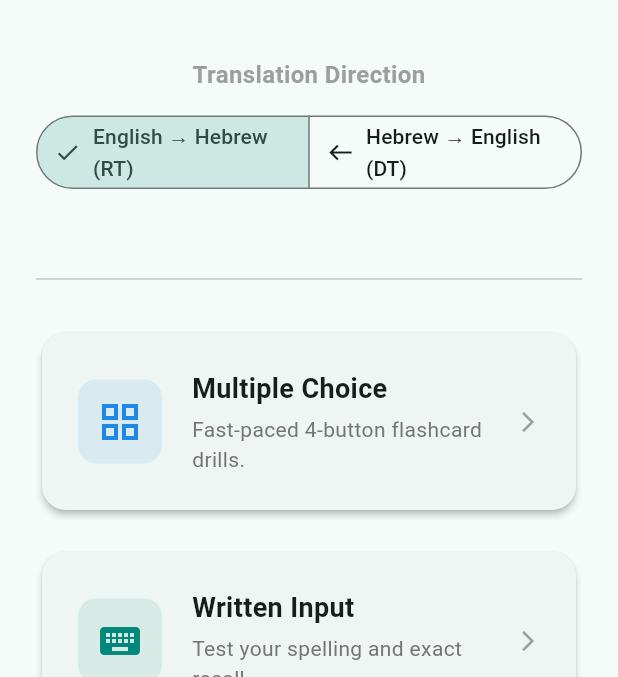
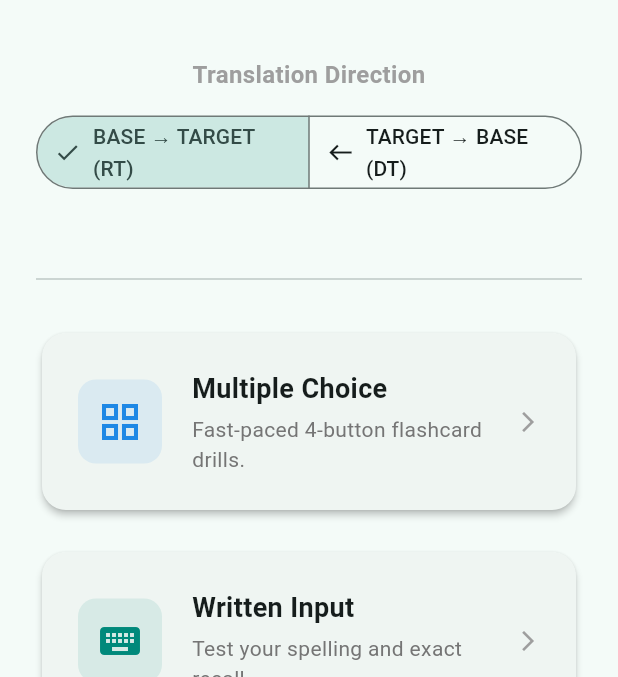
Before and after one commit to proscrite/ManHatTan, a Flutter app: the ModeSelectionScreen screen opened directly, on a phone screen of 412 x 824 dp, the part 63-740 px from its top. Run offline on Flutter 3.47's test engine with Material 3 defaults, Android fonts, the phone set to English and light mode, and no system bars; our stand-ins replace file_picker, flutter_secure_storage; accounts and stored records are empty; network calls fail.

Commit message:
Refactor to use ApiClient for active course management across multiple screens and services, wire activeCourse in MultAns and WrittenInput exercises

```diff
--- a/mht/frontend/lib/screens/mode_selection_screen.dart
+++ b/mht/frontend/lib/screens/mode_selection_screen.dart
@@ -5,7 +5,7 @@ import 'written_input_screen.dart';
 import 'document_upload_screen.dart';
 import 'settings_screen.dart';
 import '../services/ingestion_service.dart';
-
+import '../services/api_client.dart';
 import '../widgets/exercise_card.dart';
 
 class ModeSelectionScreen extends StatefulWidget {
@@ -29,7 +29,7 @@ class _ModeSelectionScreenState extends State<ModeSelectionScreen> {
   Future<void> _initializeGlobalState() async {
     try {
       // If we haven't loaded courses yet, fetch them
-      if (IngestionService.allCourses.isEmpty) {
+      if (ApiClient.allCourses.isEmpty) {
         await IngestionService.fetchMyCourses();
         // Optional: if you want the Hub to redraw after finding the active course
         if (mounted) setState(() {});
@@ -44,6 +44,10 @@ class _ModeSelectionScreenState extends State<ModeSelectionScreen> {
     // Dynamically calculate the mode strings based on the toggle state
     final String mcMode = _isReverseTranslation ? 'mrt' : 'mdt';
     final String writtenMode = _isReverseTranslation ? 'wrt' : 'wdt';
+
+    final activeCourse = ApiClient.activeCourse;
+    final String learnLang = activeCourse?.learningLanguage?.toUpperCase() ?? 'TARGET';
+    final String uiLang = activeCourse?.uiLanguage?.toUpperCase() ?? 'BASE';
 
     return Scaffold(
       appBar: AppBar(
@@ -93,15 +97,16 @@ class _ModeSelectionScreenState extends State<ModeSelectionScreen> {
               ),
               const SizedBox(height: 12),
               SegmentedButton<bool>(
-                segments: const [
+                segments: [
                   ButtonSegment<bool>(
                     value: true,
-                    label: Text('English → Hebrew (RT)'),
+                    // For example "English → Hebrew (RT)"
+                    label: Text('$uiLang \u2192 $learnLang (RT)'),
                     icon: Icon(Icons.east),
                   ),
                   ButtonSegment<bool>(
                     value: false,
-                    label: Text('Hebrew → English (DT)'),
+                    label: Text('$learnLang \u2192 $uiLang (DT)'),
                     icon: Icon(Icons.west),
                   ),
                 ],
--- a/mht/frontend/lib/screens/multiple_choice_screen.dart
+++ b/mht/frontend/lib/screens/multiple_choice_screen.dart
@@ -1,6 +1,7 @@
 import 'package:flutter/material.dart';
 import 'package:intl/intl.dart' hide TextDirection;
 import '../services/exercise_service.dart';
+import '../services/api_client.dart';
 
 // Data model for cleaner code
 class McQuestion {
--- a/mht/frontend/lib/screens/written_input_screen.dart
+++ b/mht/frontend/lib/screens/written_input_screen.dart
@@ -1,6 +1,7 @@
 import 'package:flutter/material.dart';
 import 'package:intl/intl.dart' hide TextDirection;
 import '../services/exercise_service.dart';
+import '../services/api_client.dart';
 
 class WrittenInputScreen extends StatefulWidget {
   final String mode; // 'wrt' or 'wdt'
@@ -108,9 +109,17 @@ class _WrittenInputScreenState extends State<WrittenInputScreen> {
     final targetWord = _questionData!['question_text'];
     final bool isPromptRtl = Bidi.hasAnyRtl(targetWord);
 
-    // A smart UI trick: If they are doing WIRTE (wrt), they MUST type Hebrew.
-    // So we force the text field to RTL immediately, before they even type a letter.
-    final bool isInputExpectedRtl = (widget.mode == 'wrt');
+    final activeCourse = ApiClient.activeCourse;
+    final learnLang = activeCourse?.learningLanguage ?? 'TARGET';
+    final uiLang = activeCourse?.uiLanguage ?? 'BASE';
+
+    final expectedLangName = widget.mode == 'wrt' ? learnLang : uiLang;
+    final expectedLangCode = widget.mode == 'wrt'
+      ? activeCourse?.learningLanguage.toLowerCase()
+      : activeCourse?.uiLanguage.toLowerCase();
+
+    const rtlLanguages = ['iw', 'he', 'ar', 'fa', 'ur']; // Hebrew, Arabic, Persian, Urdu, etc.
+    final bool isInputExpectedRtl = rtlLanguages.contains(expectedLangCode);
 
     return Scaffold(
       appBar: AppBar(title: const Text('Type the Translation'), centerTitle: true),
@@ -135,7 +144,7 @@ class _WrittenInputScreenState extends State<WrittenInputScreen> {
               textDirection: isInputExpectedRtl ? TextDirection.rtl : TextDirection.ltr,
               style: const TextStyle(fontSize: 24),
               decoration: InputDecoration(
-                hintText: isInputExpectedRtl ? 'Type in Hebrew...' : 'Type in English...',
+                hintText: 'Type in $expectedLangName...',
                 border: OutlineInputBorder(borderRadius: BorderRadius.circular(12)),
                 filled: true,
                 fillColor: Colors.grey.shade100,
--- a/mht/frontend/lib/services/api_client.dart
+++ b/mht/frontend/lib/services/api_client.dart
@@ -1,11 +1,12 @@
 import 'package:flutter_secure_storage/flutter_secure_storage.dart';
-
+import '../models/course.dart';
 class ApiClient {
   static const String baseUrl = 'http://192.168.1.225:8000/api/v1';
   static const storage = FlutterSecureStorage();
 
   static String? jwtToken;
-  static String? courseId;
+  static Course? activeCourse;
+  static List<Course> allCourses = [];
 
   // Global header generator
   static Map<String, String> get headers {
--- a/mht/frontend/lib/services/auth_service.dart
+++ b/mht/frontend/lib/services/auth_service.dart
@@ -2,6 +2,7 @@ import 'dart:convert';
 import 'package:flutter/foundation.dart';
 import 'package:http/http.dart' as http;
 import 'api_client.dart';
+import 'ingestion_service.dart';
 
 class AuthService {
   static Future<bool> login(String email, String password) async {
@@ -33,7 +34,7 @@ class AuthService {
       if (response.statusCode == 200) {
         final List<dynamic> courses = jsonDecode(response.body);
         if (courses.isNotEmpty) {
-          ApiClient.courseId = courses[0]['id'].toString();
+          await IngestionService.fetchMyCourses(); // This will set the active course
           return true;
         }
       }
--- a/mht/frontend/lib/services/ingestion_service.dart
+++ b/mht/frontend/lib/services/ingestion_service.dart
@@ -5,8 +5,8 @@ import 'api_client.dart';
 import '../models/course.dart';
 
 class IngestionService {
-  static Course? activeCourse;
-  static List<Course> allCourses = [];
+//   static Course? activeCourse;
+//   static List<Course> allCourses = [];
 
   static Future<List<Course>> fetchMyCourses() async {
     final response = await http.get(
@@ -16,14 +16,14 @@ class IngestionService {
 
     if (response.statusCode == 200) {
         List<dynamic> data = jsonDecode(response.body);
-        allCourses = data.map((json) => Course.fromJson(json)).toList();
+        ApiClient.allCourses = data.map((json) => Course.fromJson(json)).toList();
 
         // Automatically set the active course if one isn't set yet
-        if (allCourses.isNotEmpty && activeCourse == null) {
-            activeCourse = allCourses.first;
+        if (ApiClient.allCourses.isNotEmpty && ApiClient.activeCourse == null) {
+            ApiClient.activeCourse = ApiClient.allCourses.first;
         }
 
-        return allCourses;
+        return ApiClient.allCourses;
     } else {
         throw Exception('Failed to load courses.');
     }
@@ -42,8 +42,8 @@ class IngestionService {
 
     if (response.statusCode == 200 || response.statusCode == 201) {
         final newCourse = Course.fromJson(jsonDecode(response.body));
-        allCourses.add(newCourse);
-        activeCourse = newCourse; // Automatically make the new course active
+        ApiClient.allCourses.add(newCourse);
+        ApiClient.activeCourse = newCourse; // Automatically make the new course active
         return newCourse;
     }
     throw Exception('Failed to create course');
--- a/mht/frontend/lib/services/vocabulary_service.dart
+++ b/mht/frontend/lib/services/vocabulary_service.dart
@@ -5,7 +5,7 @@ import 'api_client.dart';
 
 class VocabularyService {
   static Future<List<dynamic>> fetchVocabulary() async {
-    final url = Uri.parse('${ApiClient.baseUrl}/vocabulary/${ApiClient.courseId}');
+    final url = Uri.parse('${ApiClient.baseUrl}/vocabulary/${ApiClient.activeCourse?.id}');
     try {
       final response = await http.get(url, headers: ApiClient.headers);
       if (response.statusCode == 200) return jsonDecode(response.body);
```
Also changed, not shown: mht/frontend/lib/screens/document_upload_screen.dart (+10 -9 lines), mht/frontend/lib/screens/settings_screen.dart (+4 -3 lines), mht/frontend/lib/services/exercise_service.dart (+8 -2 lines).
